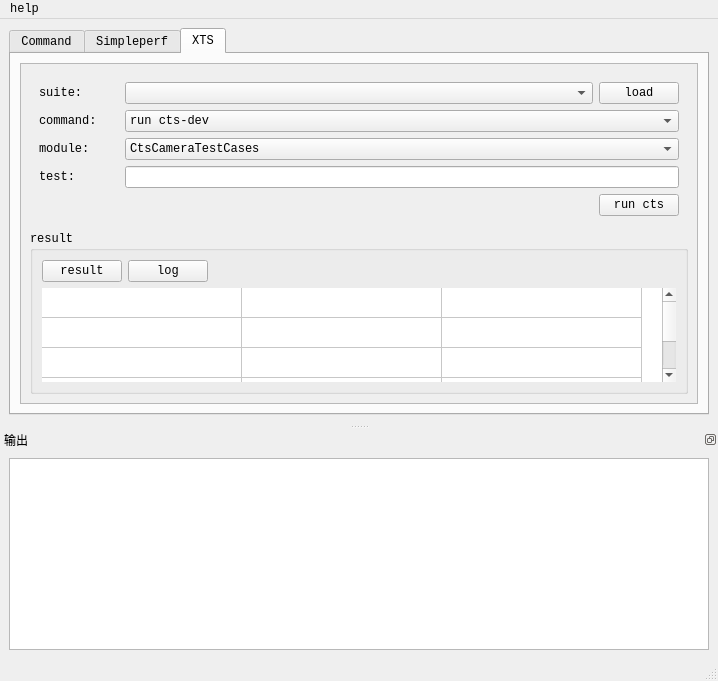
Qt form mainwindow.ui (zuoVision/Qt) before a commit.
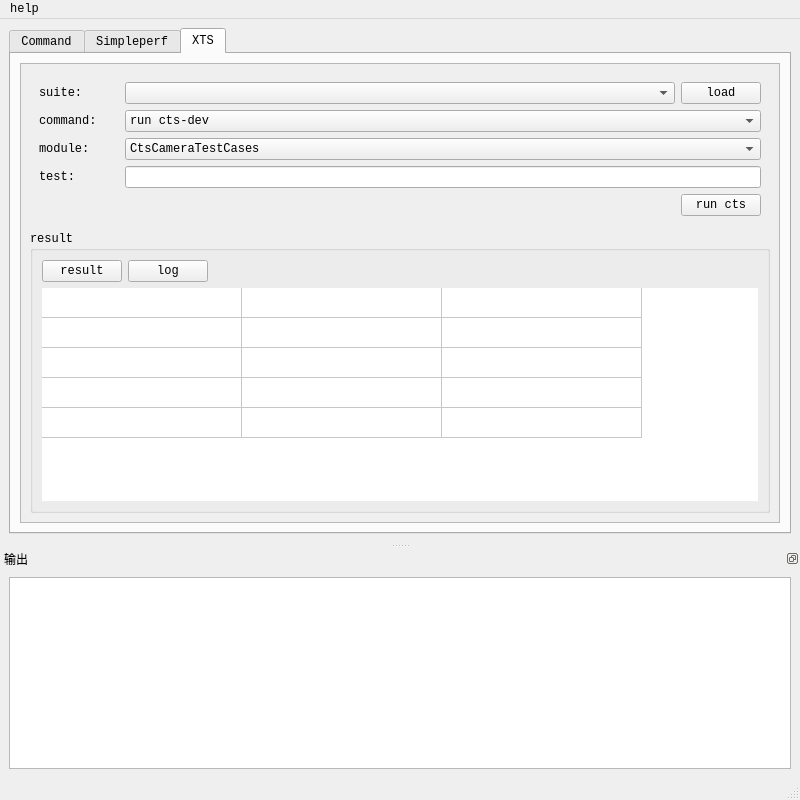
The same form after that commit.

```diff
--- a/mainwindow.ui
+++ b/mainwindow.ui
@@ -6,8 +6,8 @@
    <rect>
     <x>0</x>
     <y>0</y>
-    <width>718</width>
-    <height>681</height>
+    <width>800</width>
+    <height>800</height>
    </rect>
   </property>
   <property name="sizePolicy">
@@ -630,9 +630,9 @@
            <property name="geometry">
             <rect>
              <x>0</x>
-             <y>-34</y>
-             <width>662</width>
-             <height>384</height>
+             <y>0</y>
+             <width>756</width>
+             <height>457</height>
             </rect>
            </property>
            <layout class="QGridLayout" name="gridLayout_2">
@@ -887,6 +887,9 @@
                  <attribute name="horizontalHeaderCascadingSectionResizes">
                   <bool>false</bool>
                  </attribute>
+                 <attribute name="horizontalHeaderMinimumSectionSize">
+                  <number>200</number>
+                 </attribute>
                  <attribute name="horizontalHeaderDefaultSectionSize">
                   <number>200</number>
                  </attribute>
@@ -927,8 +930,8 @@
     <rect>
      <x>0</x>
      <y>0</y>
-     <width>718</width>
-     <height>28</height>
+     <width>800</width>
+     <height>23</height>
     </rect>
    </property>
    <widget class="QMenu" name="menu">
```
Left out of the diff: 14 changed lines with no effect on the pictures.
